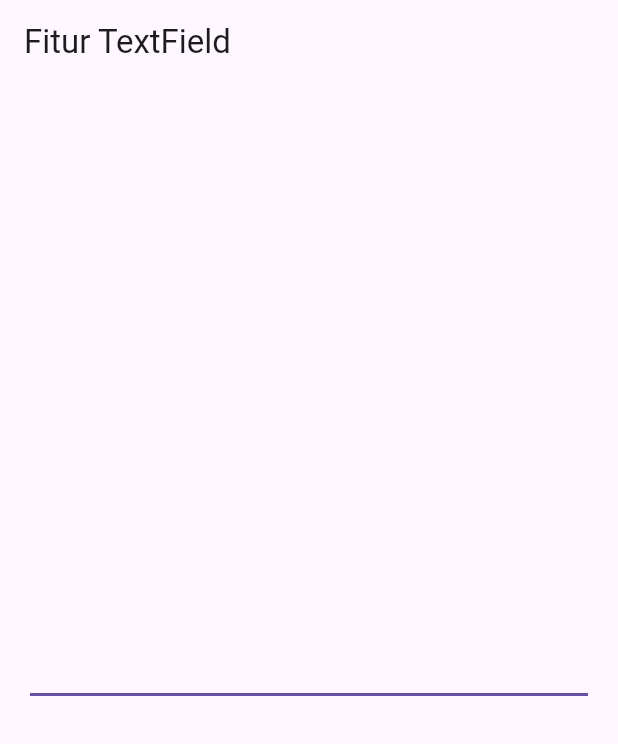
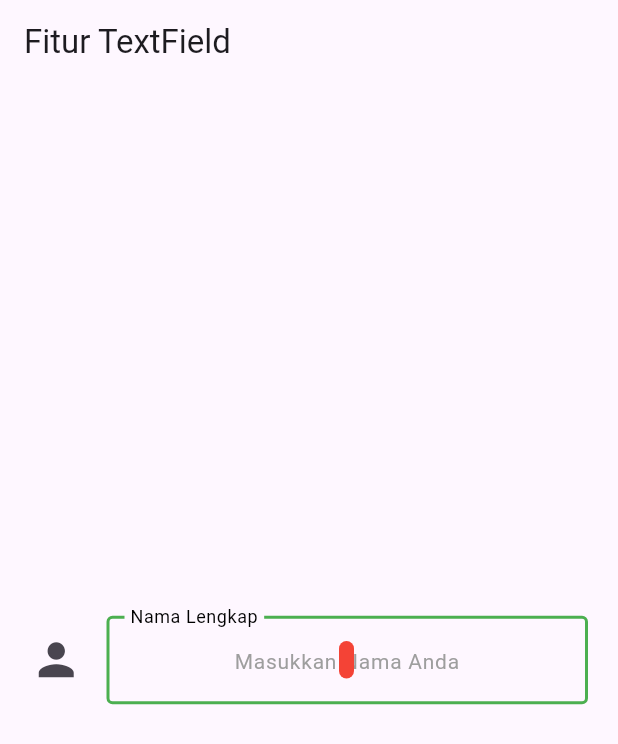
Before and after one commit to rasyid32/Modul-MWS, a Flutter app: the screen it shows after launch, on a phone screen of 412 x 824 dp. Shown: the top 744 px of the screen. Run offline on Flutter 3.47's test engine with Material 3 defaults, Android fonts, the phone set to English and light mode, and no system bars.

Commit message:
Dekorasi TextField

```diff
--- a/lib/views/FiturTextField.dart
+++ b/lib/views/FiturTextField.dart
@@ -14,15 +14,62 @@ class FiturTextField extends StatelessWidget {
           child: Padding(
             padding: const EdgeInsets.all(20),
             child: TextField(
+              showCursor: true,
+              cursorColor: Colors.red,
+              textAlign: TextAlign.center,
+              cursorWidth: 10,
+              cursorHeight: 25,
+              cursorRadius: Radius.circular(20),
+              textAlignVertical: TextAlignVertical.center,
+              textCapitalization: TextCapitalization.characters,
               autocorrect: true,
               autofocus: true,
               enableSuggestions: true,
               enableInteractiveSelection: true,
-              obscureText: true,
-              obscuringCharacter: "-",
+              // obscureText: true,
+              // obscuringCharacter: "-",
               keyboardType: TextInputType.number,
-              readOnly: true,
+              readOnly: false,
               // enabled: false,
+
+              style: TextStyle(
+                color: Colors.blue,
+                fontSize: 18,
+                // fontWeight: FontWeight.bold,
+              ),
+
+              decoration: InputDecoration(
+                icon: Icon(Icons.person, size: 35,),
+                border: OutlineInputBorder(),
+                focusedBorder: OutlineInputBorder(
+                  borderSide: BorderSide(
+                    color: Colors.green,
+                    width: 2,
+                  ),
+                ),
+                enabledBorder: OutlineInputBorder(
+                  borderSide: BorderSide(
+                    color: Colors.grey,
+                    width: 2,
+                  ),
+                ),
+                // prefixIcon: Icon(
+                //   Icons.person_add,
+                //   size: 35,
+                // ),
+                // prefixText: "Nama : ",
+                // prefix: Icon(Icons.person, size: 35,)\
+                hintText: "Masukkan Nama Anda",
+                hintStyle: TextStyle(
+                  color: Colors.grey,
+                  fontSize: 14,
+                ),
+                labelText: "Nama Lengkap",
+                labelStyle: TextStyle(
+                  color: Colors.black,
+                  fontSize: 16,
+                ),
+              ),
             ),
           ),
         ),
```
